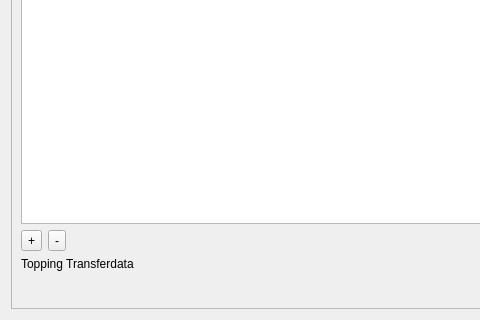
This is QgisModelBaker/ui/workflow_wizard/import_data_configuration.ui in opengisch/QgisModelBaker as Qt 5 draws it before an edit; both pictures show x 0 to 480 and y 280 to 600 of the 800 by 600 pixel window. The edited form follows.
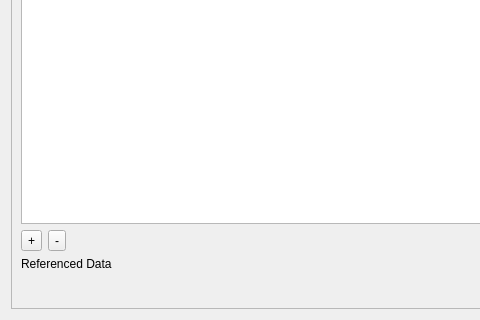
This is the edited form. Custom widgets are drawn as their Qt base class.

```diff
--- a/QgisModelBaker/ui/workflow_wizard/import_data_configuration.ui
+++ b/QgisModelBaker/ui/workflow_wizard/import_data_configuration.ui
@@ -123,7 +123,7 @@
       <item row="3" column="0" rowspan="2">
        <widget class="QLabel" name="ilireferencedata_label">
         <property name="text">
-         <string>Topping Transferdata</string>
+         <string>Referenced Data</string>
         </property>
        </widget>
       </item>
```
